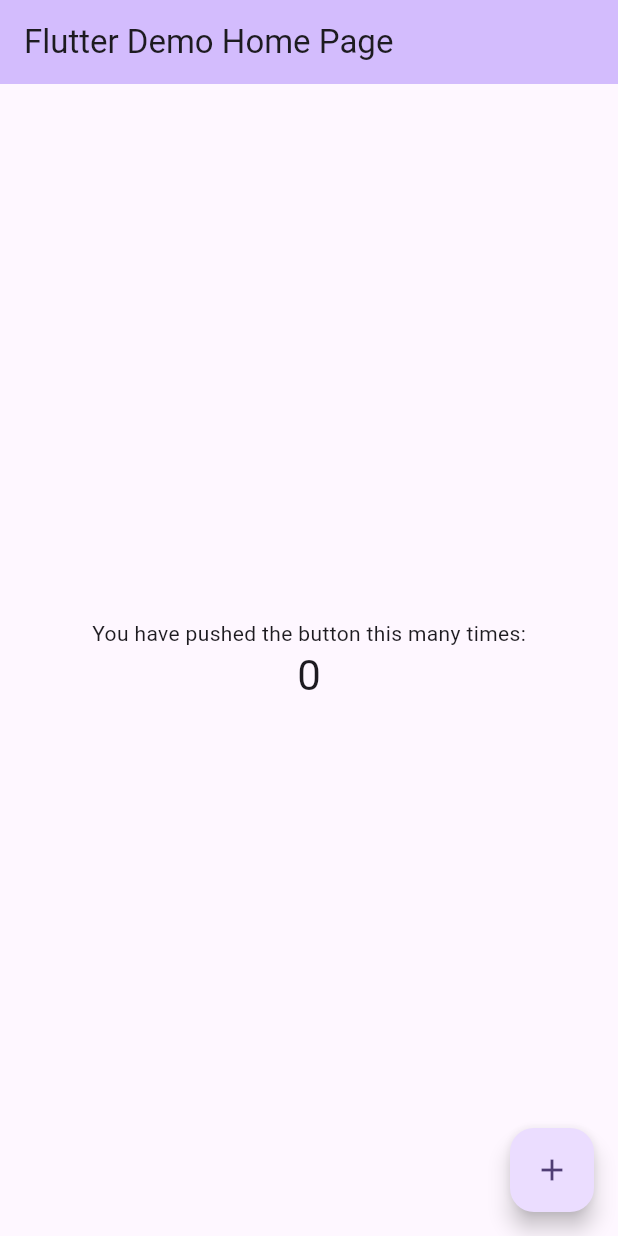
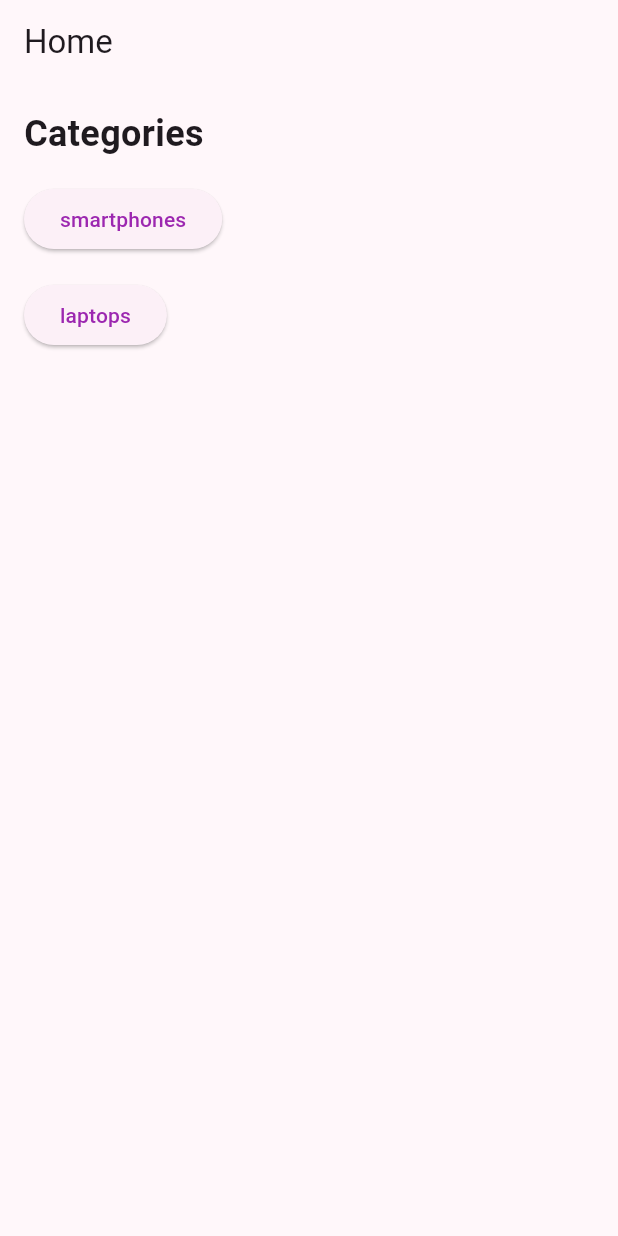
Before and after one commit to NakarinFIgo/GitHubForHaupTesting, a Flutter app: the screen it shows after launch, on a phone screen of 412 x 824 dp. Run offline on Flutter 3.47's test engine with Material 3 defaults, Android fonts, the phone set to English and light mode, and no system bars.

Commit message:
feat : add page

```diff
--- a/haup_test/lib/main.dart
+++ b/haup_test/lib/main.dart
@@ -1,125 +1,99 @@
 import 'package:flutter/material.dart';
 
-void main() {
-  runApp(const MyApp());
-}
+void main() => runApp(MyApp());
 
 class MyApp extends StatelessWidget {
   const MyApp({super.key});
 
-  // This widget is the root of your application.
   @override
   Widget build(BuildContext context) {
     return MaterialApp(
-      title: 'Flutter Demo',
+      title: 'Flutter App',
       theme: ThemeData(
-        // This is the theme of your application.
-        //
-        // TRY THIS: Try running your application with "flutter run". You'll see
-        // the application has a purple toolbar. Then, without quitting the app,
-        // try changing the seedColor in the colorScheme below to Colors.green
-        // and then invoke "hot reload" (save your changes or press the "hot
-        // reload" button in a Flutter-supported IDE, or press "r" if you used
-        // the command line to start the app).
-        //
-        // Notice that the counter didn't reset back to zero; the application
-        // state is not lost during the reload. To reset the state, use hot
-        // restart instead.
-        //
-        // This works for code too, not just values: Most code changes can be
-        // tested with just a hot reload.
-        colorScheme: ColorScheme.fromSeed(seedColor: Colors.deepPurple),
         useMaterial3: true,
+        colorScheme: ColorScheme.fromSeed(seedColor: Colors.purple,primary: Colors.purple),
       ),
-      home: const MyHomePage(title: 'Flutter Demo Home Page'),
+      home: const MyHomePage(),
     );
   }
 }
 
-class MyHomePage extends StatefulWidget {
-  const MyHomePage({super.key, required this.title});
-
-  // This widget is the home page of your application. It is stateful, meaning
-  // that it has a State object (defined below) that contains fields that affect
-  // how it looks.
-
-  // This class is the configuration for the state. It holds the values (in this
-  // case the title) provided by the parent (in this case the App widget) and
-  // used by the build method of the State. Fields in a Widget subclass are
-  // always marked "final".
-
-  final String title;
-
-  @override
-  State<MyHomePage> createState() => _MyHomePageState();
-}
-
-class _MyHomePageState extends State<MyHomePage> {
-  int _counter = 0;
-
-  void _incrementCounter() {
-    setState(() {
-      // This call to setState tells the Flutter framework that something has
-      // changed in this State, which causes it to rerun the build method below
-      // so that the display can reflect the updated values. If we changed
-      // _counter without calling setState(), then the build method would not be
-      // called again, and so nothing would appear to happen.
-      _counter++;
-    });
-  }
+class MyHomePage extends StatelessWidget {
+  const MyHomePage({super.key});
 
   @override
   Widget build(BuildContext context) {
-    // This method is rerun every time setState is called, for instance as done
-    // by the _incrementCounter method above.
-    //
-    // The Flutter framework has been optimized to make rerunning build methods
-    // fast, so that you can just rebuild anything that needs updating rather
-    // than having to individually change instances of widgets.
     return Scaffold(
       appBar: AppBar(
-        // TRY THIS: Try changing the color here to a specific color (to
-        // Colors.amber, perhaps?) and trigger a hot reload to see the AppBar
-        // change color while the other colors stay the same.
-        backgroundColor: Theme.of(context).colorScheme.inversePrimary,
-        // Here we take the value from the MyHomePage object that was created by
-        // the App.build method, and use it to set our appbar title.
-        title: Text(widget.title),
+        title: const Text('Home'),
       ),
-      body: Center(
-        // Center is a layout widget. It takes a single child and positions it
-        // in the middle of the parent.
+      body: Padding(
+        padding: const EdgeInsets.all(16.0),
         child: Column(
-          // Column is also a layout widget. It takes a list of children and
-          // arranges them vertically. By default, it sizes itself to fit its
-          // children horizontally, and tries to be as tall as its parent.
-          //
-          // Column has various properties to control how it sizes itself and
-          // how it positions its children. Here we use mainAxisAlignment to
-          // center the children vertically; the main axis here is the vertical
-          // axis because Columns are vertical (the cross axis would be
-          // horizontal).
-          //
-          // TRY THIS: Invoke "debug painting" (choose the "Toggle Debug Paint"
-          // action in the IDE, or press "p" in the console), to see the
-          // wireframe for each widget.
-          mainAxisAlignment: MainAxisAlignment.center,
-          children: <Widget>[
+          crossAxisAlignment: CrossAxisAlignment.start,
+          children: [
             const Text(
-              'You have pushed the button this many times:',
+              'Categories',
+              style: TextStyle(
+                fontSize: 24.0,
+                fontWeight: FontWeight.bold,
+              ),
             ),
-            Text(
-              '$_counter',
-              style: Theme.of(context).textTheme.headlineMedium,
+            const SizedBox(height: 16.0),
+            ElevatedButton(
+              onPressed: () {
+                Navigator.push(
+                  context,
+                  MaterialPageRoute(builder: (context) => const SmartphonesPage()),
+                );
+              },
+              child: const Text('smartphones'),
+            ),
+            const SizedBox(height: 16.0),
+            ElevatedButton(
+              onPressed: () {
+                Navigator.push(
+                  context,
+                  MaterialPageRoute(builder: (context) => const LaptopsPage()),
+                );
+              },
+              child: const Text('laptops'),
             ),
           ],
         ),
       ),
-      floatingActionButton: FloatingActionButton(
-        onPressed: _incrementCounter,
-        tooltip: 'Increment',
-        child: const Icon(Icons.add),
-      ), // This trailing comma makes auto-formatting nicer for build methods.
     );
   }
 }
+
+class SmartphonesPage extends StatelessWidget {
+  const SmartphonesPage({super.key});
+
+  @override
+  Widget build(BuildContext context) {
+    return Scaffold(
+      appBar: AppBar(
+        title: const Text('Smartphones'),
+      ),
+      body: const Center(
+        child: Text('This is the Smartphones page'),
+      ),
+    );
+  }
+}
+
+class LaptopsPage extends StatelessWidget {
+  const LaptopsPage({super.key});
+
+  @override
+  Widget build(BuildContext context) {
+    return Scaffold(
+      appBar: AppBar(
+        title: const Text('Laptops'),
+      ),
+      body: const Center(
+        child: Text('This is the Laptops page'),
+      ),
+    );
+  }
+}
```
Also changed, not shown: haup_test/lib/productlist.dart (added, +15 -0 lines).
